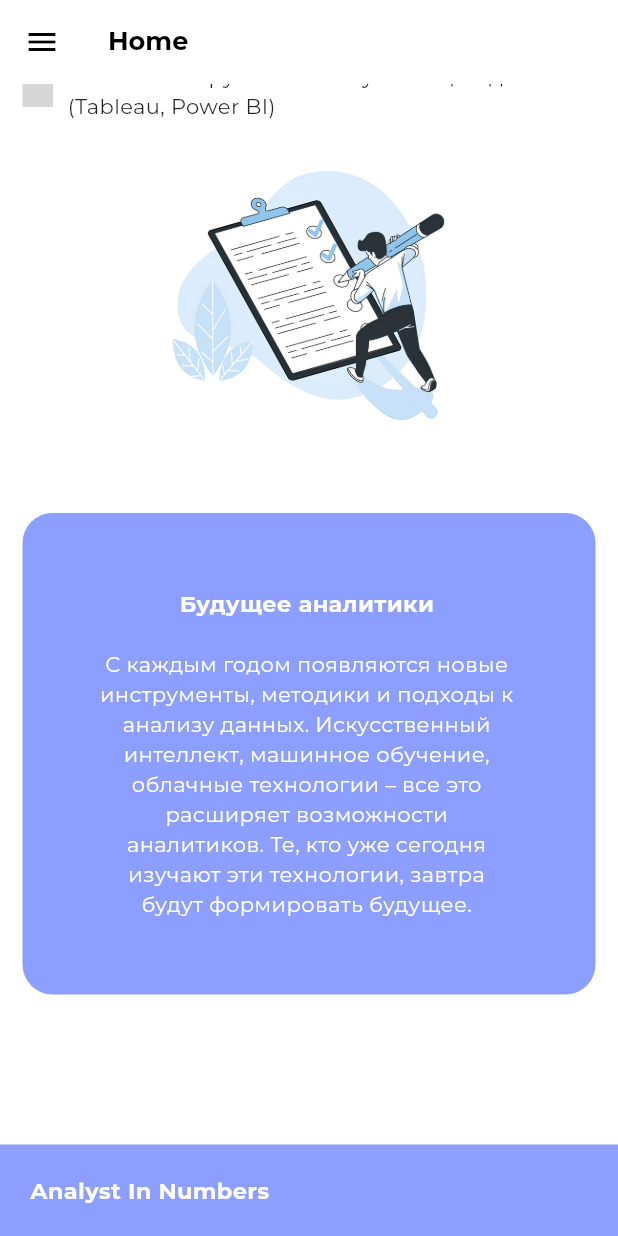
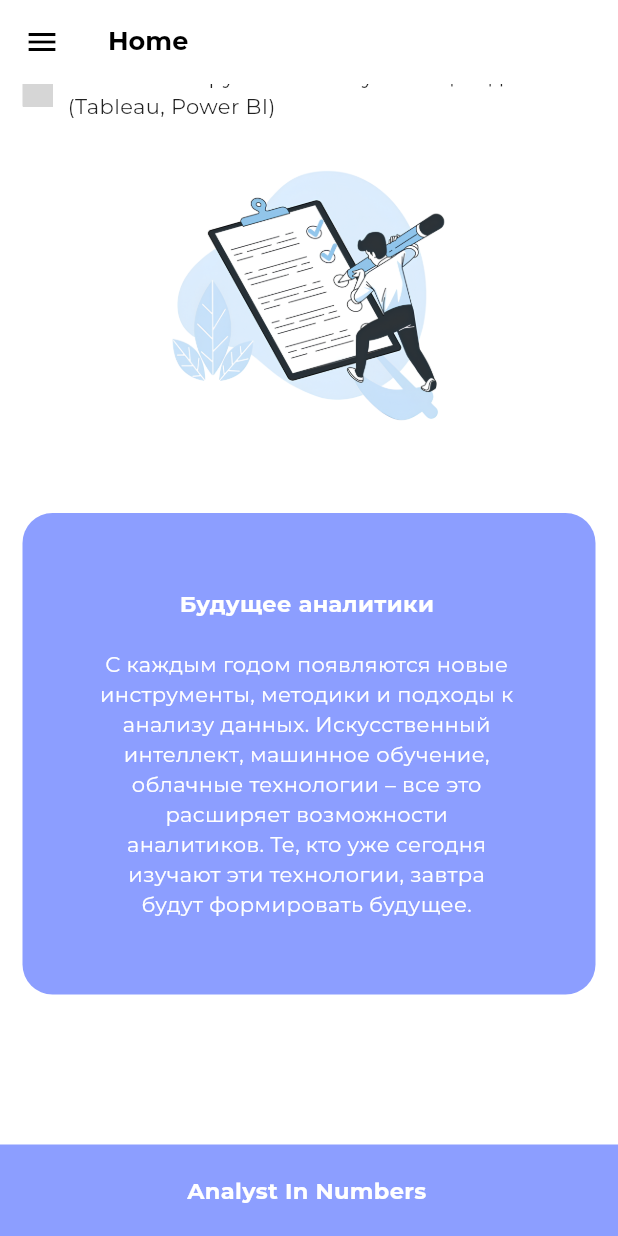
Before and after one commit to Ycalk/AnalystInNumbers, a Flutter app: the screen it shows after launch, scrolled down 2190 dp, on a phone screen of 412 x 824 dp. Run offline on Flutter 3.47's test engine with Material 3 defaults, Android fonts, the phone set to English and light mode, and no system bars; our stand-ins replace dio, fl_chart, flutter_animate, flutter_staggered_animations, google_fonts; missing offline and left inert: gif, msh_checkbox; grey boxes are pictures that could not be loaded.

Commit message:
Fix footer

```diff
--- a/front/lib/presentation/widgets/footer.dart
+++ b/front/lib/presentation/widgets/footer.dart
@@ -12,7 +12,11 @@ class Footer extends StatelessWidget {
       color: AppColors.primaryLight,
       child: Padding(
         padding: const EdgeInsets.all(20),
-        child: SelectableText('Analyst In Numbers', style: TextStyles.subtitle.copyWith(color: Colors.white)),
+        child: Column(
+          children: [
+            SelectableText('Analyst In Numbers', style: TextStyles.subtitle.copyWith(color: Colors.white)),
+          ],
+        ),
       ),
     );
   }
```
